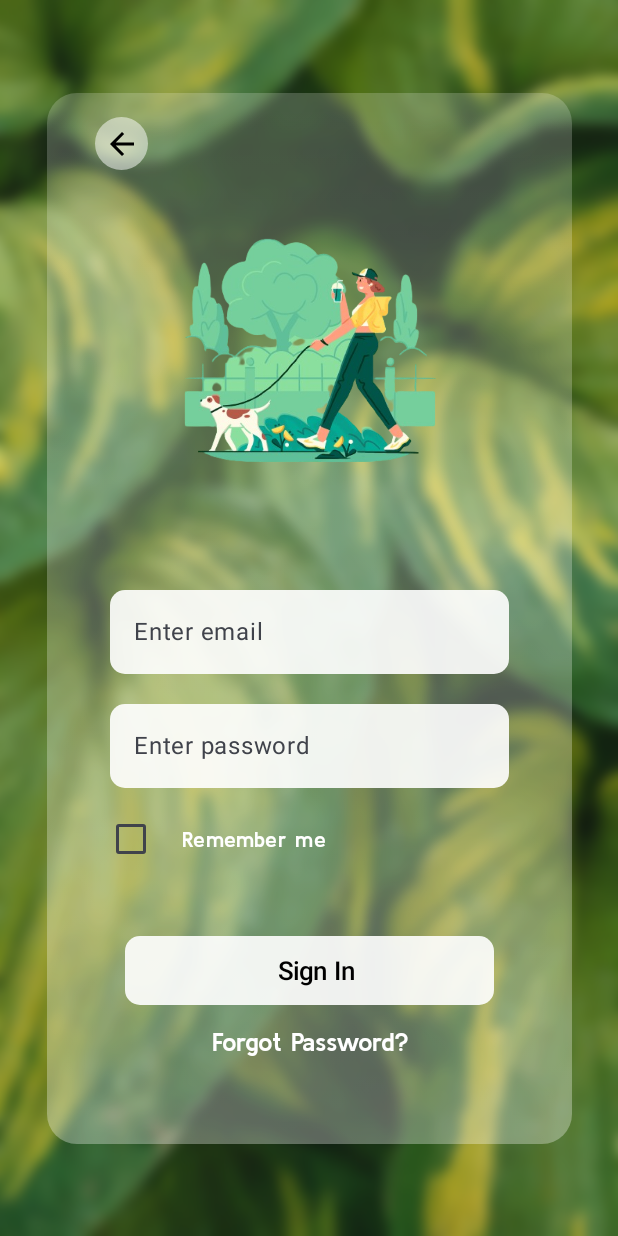
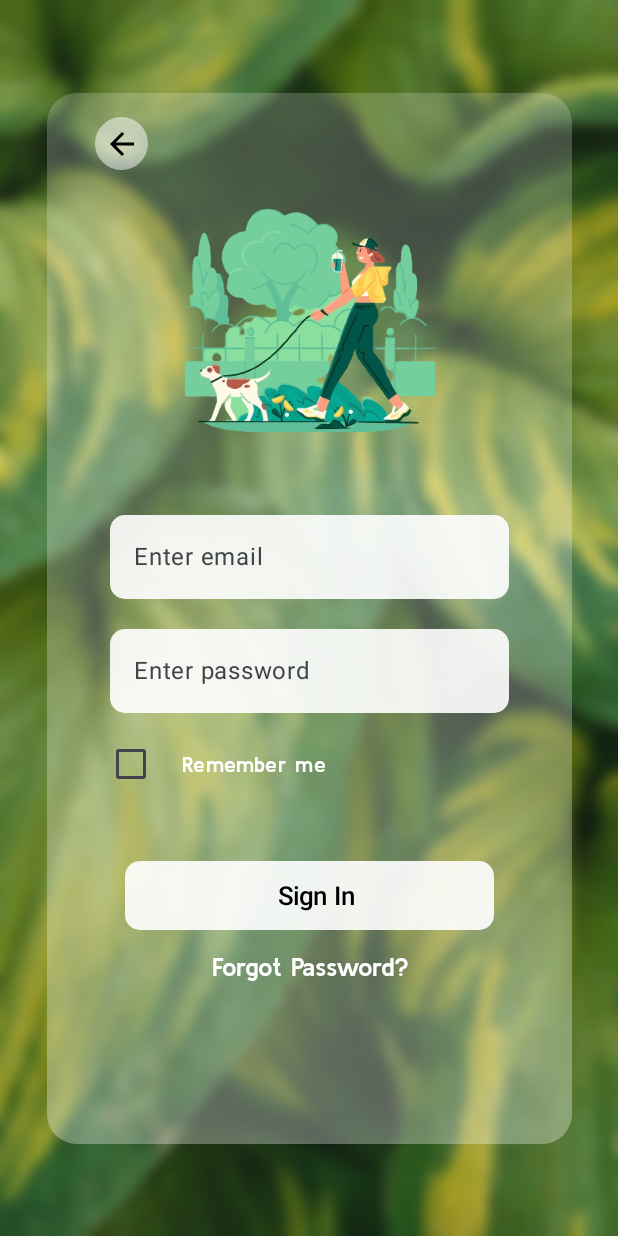
Before and after one commit to bugrahankaramollaoglu/compose_login, an Android app built with Jetpack Compose: the screen it shows after launch (MainActivity), after a tap on "Sign in with Email", on a phone screen of 412 x 824 dp. Run offline under Robolectric (Android 15) with nearby library versions, the light colour scheme and no system bars; our stand-ins replace Firebase (no records; nobody signed in at launch, a user with empty details on screens opened directly); 1 statement that could not run was skipped; 2 other taps on this screen came first.

```diff
--- a/app/src/main/java/com/bugrahankaramollaoglu/compose_login/pages/sign_in_page.kt
+++ b/app/src/main/java/com/bugrahankaramollaoglu/compose_login/pages/sign_in_page.kt
@@ -138,7 +138,6 @@ fun SignInPage(navController: NavHostController) {
                         )
                     }
 
-                    Spacer(modifier = Modifier.height(20.dp))
 
                     Image(
                         painter = painterResource(id = R.drawable.a1),
@@ -148,7 +147,7 @@ fun SignInPage(navController: NavHostController) {
                             .height(200.dp)
                     )
 
-                    Spacer(modifier = Modifier.height(50.dp))
+                    Spacer(modifier = Modifier.height(20.dp))
 
                     textField(email, "Enter email", KeyboardType.Email) { email = it }
                     textField(password, "Enter password", KeyboardType.Password) { password = it }
@@ -176,7 +175,7 @@ fun SignInPage(navController: NavHostController) {
                         )
                     )
 
-                    Spacer(modifier = Modifier.height(75.dp))
+                    Spacer(modifier = Modifier.height(100.dp))
                 }
             }
         }
```
